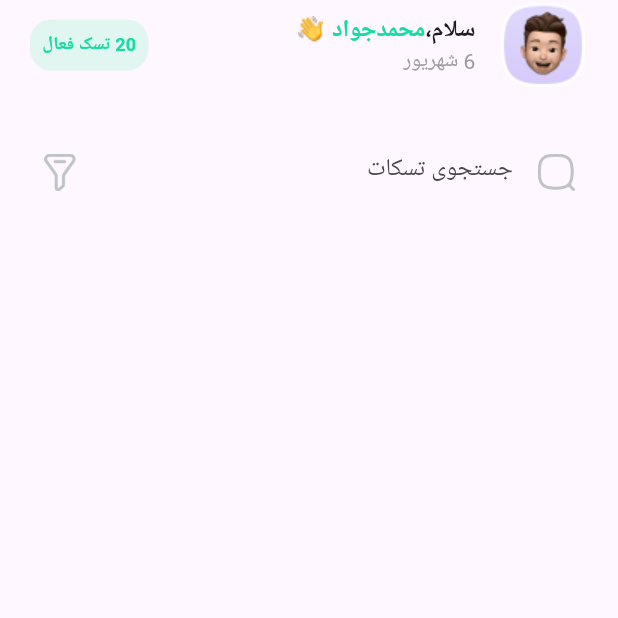
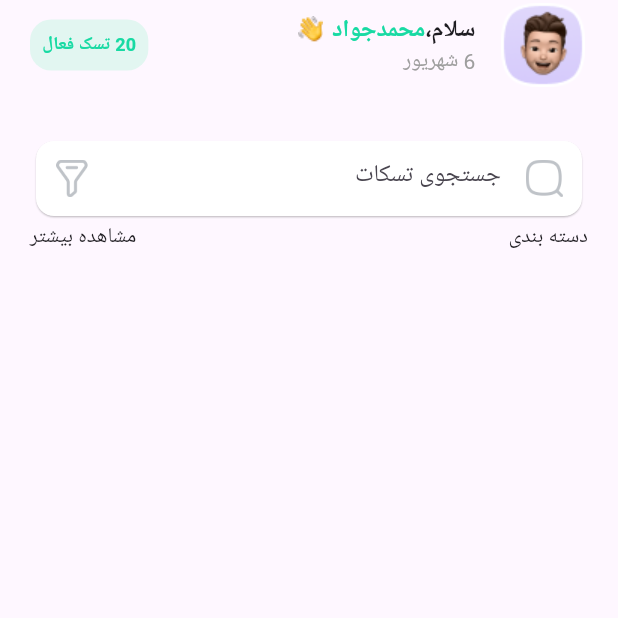
Before and after one commit to mahdiramezanii/Taskcut, a Flutter app: the screen it shows after launch, on a phone screen of 412 x 824 dp, the top half of it. Run offline on Flutter 3.47's test engine with Material 3 defaults, Android fonts, the phone set to English and light mode, and no system bars.

Commit message:
fixed bug

```diff
--- a/lib/views/home_screan.dart
+++ b/lib/views/home_screan.dart
@@ -6,6 +6,7 @@ class HomeScrean extends StatelessWidget {
   @override
   Widget build(BuildContext context) {
     return Scaffold(
+
         resizeToAvoidBottomInset: true,
         body: SafeArea(
             child: Column(
@@ -14,13 +15,30 @@ class HomeScrean extends StatelessWidget {
             SizedBox(
               height: 30,
             ),
-        SerachBox()
+            SerachBox(),
+            Padding(
+              padding: const EdgeInsets.symmetric(horizontal: 20),
+              child: Row(
+                mainAxisAlignment: MainAxisAlignment.spaceAround,
+                children: [
+                  Text("مشاهده بیشتر"),
+                  Spacer(),
+                  Text("دسته بندی"),
+                ],
+              ),
+            ),
           ],
         )));
   }
 
   Widget SerachBox() {
-    return Container(
+    return Padding(
+      padding: EdgeInsets.symmetric(horizontal: 20),
+      child: Card(
+        color: Colors.white,
+        elevation: 0.5,
+
+        child: Container(
           width: 380,
           height: 50,
           child: Directionality(
@@ -40,7 +58,11 @@ class HomeScrean extends StatelessWidget {
                 ),
                 enabledBorder: OutlineInputBorder(borderSide: BorderSide.none),
                 focusedBorder: UnderlineInputBorder(
-                  borderSide: BorderSide(color: MyColors.myGreen))),
+                  borderSide: BorderSide.none
+                ),
+              ),
+            ),
+          ),
         ),
       ),
     );
```
Lines whose indentation alone changed are shown as unchanged.
